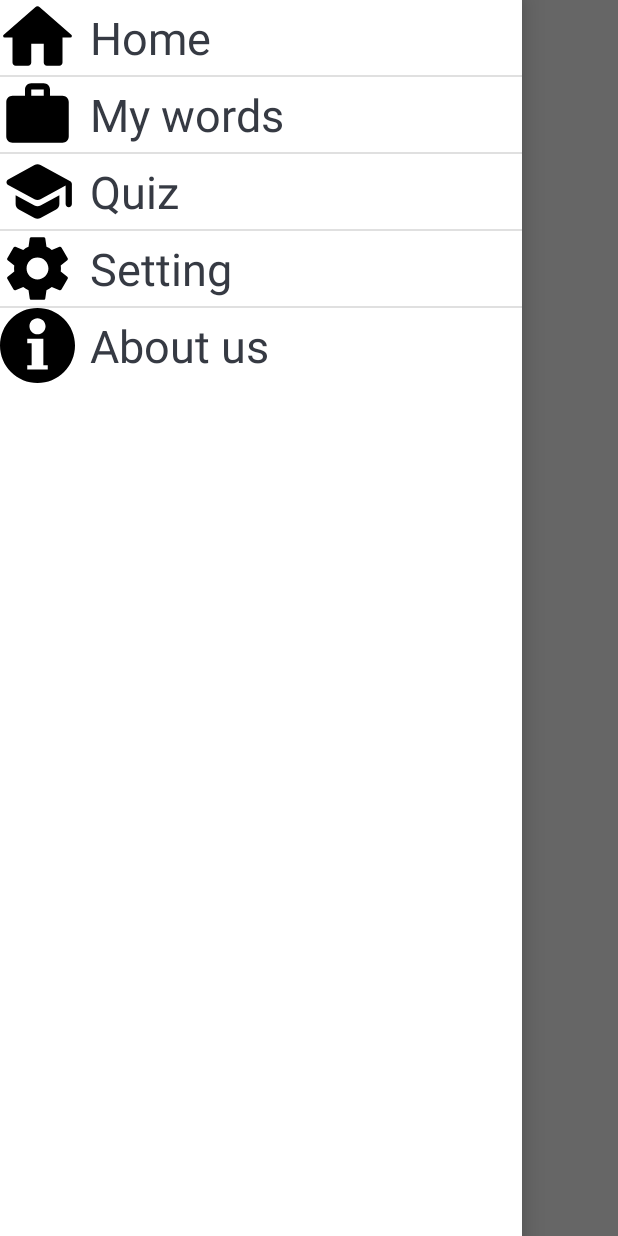
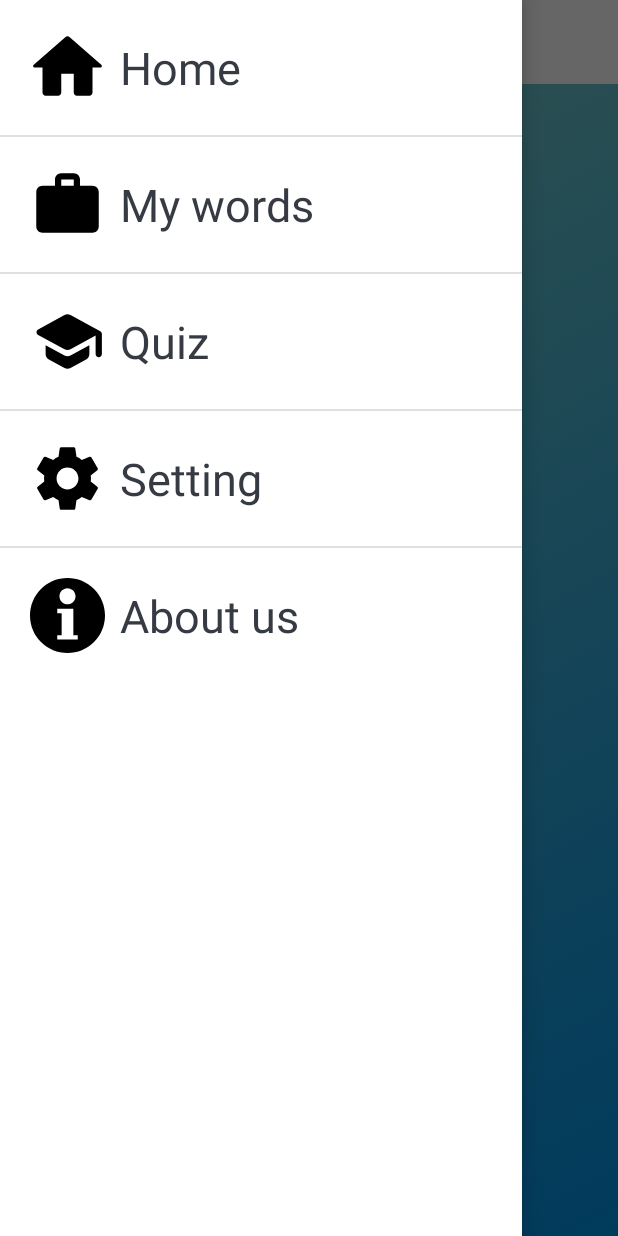
Before and after one commit to henefisa/flashcard, an Android app: the screen it shows after launch (HomepageActivity), with the side drawer open, on a phone screen of 412 x 824 dp. Run offline under Robolectric (Android 15) with nearby library versions, the phone set to English and light mode, and no system bars; our stand-ins replace Firebase (no records; nobody signed in at launch, a user with empty details on screens opened directly), Picasso; pictures from the network do not load.

Commit message:
update ui

```diff
--- a/app/src/main/java/com/xfs/flashcard/activities/HomepageActivity.kt
+++ b/app/src/main/java/com/xfs/flashcard/activities/HomepageActivity.kt
@@ -30,11 +30,6 @@ class HomepageActivity : AppCompatActivity() {
         super.onCreate(savedInstanceState)
         setContentView(R.layout.activity_homepage)
         database = FirebaseFirestore.getInstance()
-        toolbar = findViewById(R.id.toolbar)
-        listSubj = findViewById<ListView>(R.id.list)
-        lvHomepage = findViewById<ListView>(R.id.lvHomepage)
-        navigationView = findViewById(R.id.navigationview)
-        drawerLayout = findViewById(R.id.drawerlayout)
         val MenuArrayList = ArrayList<Menu>()
         MenuArrayList.add(Menu("Home", R.drawable.ic_home))
         MenuArrayList.add(Menu("My words", R.drawable.ic_round_work_24))
@@ -48,7 +43,8 @@ class HomepageActivity : AppCompatActivity() {
         lvHomepage = findViewById(R.id.lvHomepage)
         navigationView = findViewById(R.id.navigationview)
         drawerLayout = findViewById(R.id.drawerlayout)
-
+        listSubj.divider = null
+        listSubj.selector = resources.getDrawable(R.drawable.transparent_drawable)
         val adapterMenu = MenuAdapter(MenuArrayList)
         lvHomepage.adapter = adapterMenu
 
--- a/app/src/main/java/com/xfs/flashcard/activities/MyWordActivity.kt
+++ b/app/src/main/java/com/xfs/flashcard/activities/MyWordActivity.kt
@@ -54,6 +54,7 @@ class MyWordActivity : AppCompatActivity() {
                     }
                     myWordListView = findViewById(R.id.my_words_list)
                     myWordListView.adapter = myWordAdapter
+                    myWordListView.divider = null
                 } else {
                     Toast.makeText(this, "Your words is empty!", Toast.LENGTH_SHORT).show()
                     emptyLayout = findViewById(R.id.empty_layout)
--- a/app/src/main/java/com/xfs/flashcard/adapter/FlashcardAdapter.kt
+++ b/app/src/main/java/com/xfs/flashcard/adapter/FlashcardAdapter.kt
@@ -106,7 +106,7 @@ class FlashcardAdapter(w: ArrayList<Word>, a: Activity) : RecyclerView.Adapter<F
                             )
                         )
                     }
-                    Toast.makeText(context, "Words added to my words!", Toast.LENGTH_SHORT).show()
+                    Toast.makeText(context, "Word added to my words!", Toast.LENGTH_SHORT).show()
                 }
             }
 
--- a/app/src/main/res/drawable/bdlayout.xml
+++ b/app/src/main/res/drawable/bdlayout.xml
@@ -5,5 +5,5 @@
     <stroke
         android:width="3dp"
         android:color="#4984F3" />
-    <corners android:radius="20dp" />
+    <corners android:radius="10dp" />
 </shape>
--- a/app/src/main/res/drawable/bg_word_list.xml
+++ b/app/src/main/res/drawable/bg_word_list.xml
@@ -1,6 +1,6 @@
 <shape xmlns:android="http://schemas.android.com/apk/res/android"
     android:shape="rectangle" >
     <solid android:color="#FFF" />
-    <corners android:radius="30dp" />
+    <corners android:radius="10dp" />
 
 </shape>
--- /dev/null
+++ b/app/src/main/res/drawable/subject_list_selector.xml
@@ -0,0 +1,12 @@
+<?xml version="1.0" encoding="utf-8"?>
+<selector xmlns:android="http://schemas.android.com/apk/res/android">
+    <item>
+        <shape>
+            <gradient
+                android:angle="135"
+                android:startColor="#0093E9"
+                android:endColor="#80D0C7"
+                android:type="linear"/>
+        </shape>
+    </item>
+</selector>
--- /dev/null
+++ b/app/src/main/res/drawable/transparent_drawable.xml
@@ -0,0 +1,8 @@
+<?xml version="1.0" encoding="utf-8"?>
+<selector xmlns:android="http://schemas.android.com/apk/res/android">
+    <item>
+        <shape xmlns:android="http://schemas.android.com/apk/res/android">
+            <solid android:color="#00000000"/>
+        </shape>
+    </item>
+</selector>
--- a/app/src/main/res/layout/activity_flashcard.xml
+++ b/app/src/main/res/layout/activity_flashcard.xml
@@ -4,7 +4,6 @@
     xmlns:tools="http://schemas.android.com/tools"
     android:layout_width="match_parent"
     android:layout_height="match_parent"
-    android:padding="20dp"
     tools:context=".activities.Flashcard">
 
     <RelativeLayout
--- a/app/src/main/res/layout/activity_homepage.xml
+++ b/app/src/main/res/layout/activity_homepage.xml
@@ -18,21 +18,21 @@
                 android:layout_width="match_parent"
                 app:title="Flashcard"
                 android:id="@+id/toolbar"
-                android:layout_height="?attr/actionBarSize">
+                android:layout_height="?attr/actionBarSize"
+                android:background="#fff"
+            >
             </androidx.appcompat.widget.Toolbar>
             <LinearLayout
                 android:layout_width="match_parent"
                 android:layout_height="match_parent"
-                android:background="#fff"
-                android:paddingLeft="20dp"
-                android:paddingRight="20dp"
-                android:orientation="vertical">
-
+                android:orientation="vertical"
+                android:background="@drawable/subject_list_selector"
+            >
                 <ListView
                     android:id="@+id/list"
-                    android:background="@color/white"
                     android:layout_width="match_parent"
-                    android:layout_height="wrap_content" />
+                    android:layout_height="wrap_content"
+                />
             </LinearLayout>
 
 
@@ -47,7 +47,7 @@
             <ListView
                 android:id="@+id/lvHomepage"
                 android:layout_width="match_parent"
-            android:layout_height="wrap_content" />
+                android:layout_height="wrap_content"/>
 
         </com.google.android.material.navigation.NavigationView>
     </androidx.drawerlayout.widget.DrawerLayout>
--- a/app/src/main/res/layout/array_menu.xml
+++ b/app/src/main/res/layout/array_menu.xml
@@ -2,15 +2,19 @@
 <LinearLayout xmlns:android="http://schemas.android.com/apk/res/android"
     android:orientation="horizontal" android:layout_width="match_parent"
     android:layout_height="match_parent"
-    android:gravity="center_vertical">
+    android:gravity="center_vertical"
+              android:padding="20dp"
+>
     <ImageView
         android:layout_width="50dp"
         android:layout_height="50dp"
         android:src="@drawable/ic_menu"
         android:id="@+id/img"/>
     <TextView
-        android:layout_width="wrap_content"
-        android:layout_height="wrap_content"
+        android:layout_width="0dp"
+        android:layout_height="50dp"
+        android:layout_weight="1"
+        android:gravity="center_vertical"
         android:text="Ten menu"
         android:textSize="30dp"
         android:id="@+id/name"
--- a/app/src/main/res/layout/my_word_list_view_item.xml
+++ b/app/src/main/res/layout/my_word_list_view_item.xml
@@ -1,8 +1,8 @@
 <?xml version="1.0" encoding="utf-8"?>
 <LinearLayout xmlns:android="http://schemas.android.com/apk/res/android"
     android:layout_width="match_parent"
-    android:layout_height="match_parent"
-    android:background="#F1F5FB">
+    android:layout_height="wrap_content"
+>
 
     <LinearLayout
         android:id="@+id/my_words_item"
```
Also changed, not shown: app/src/main/res/drawable/flashcard_drawable_background.xml (added, +12 -0 lines), app/src/main/res/drawable/myword_drawable_background.xml (added, +11 -0 lines), app/src/main/res/drawable/subject_item_selector.xml (added, +14 -0 lines), app/src/main/res/layout/flashcard_content.xml (+32 -26 lines), app/src/main/res/layout/my_word_list_view.xml (+6 -7 lines), app/src/main/res/layout/subjects.xml (+10 -4 lines). Lines whose indentation alone changed are shown as unchanged.
